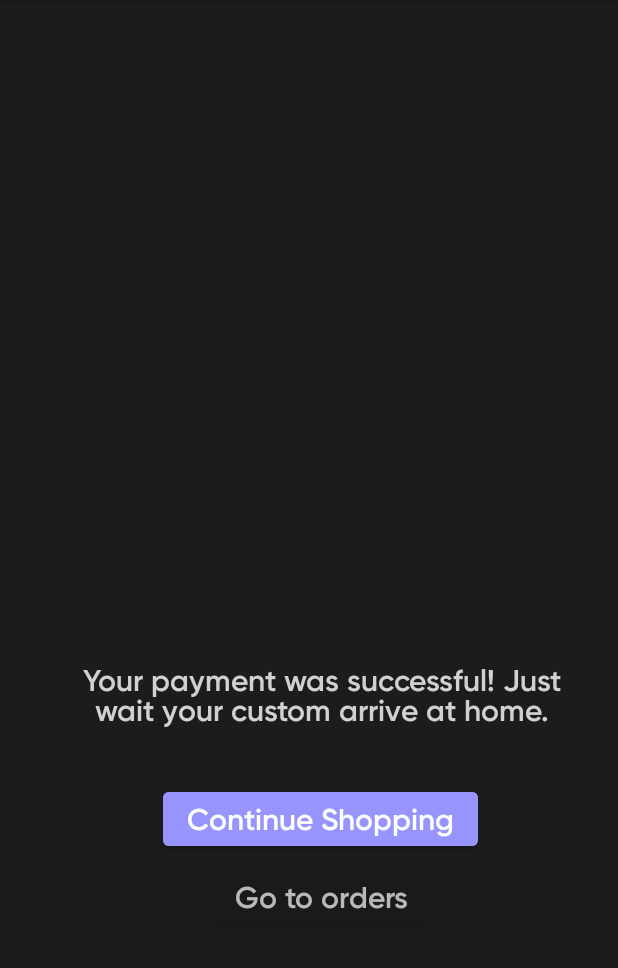
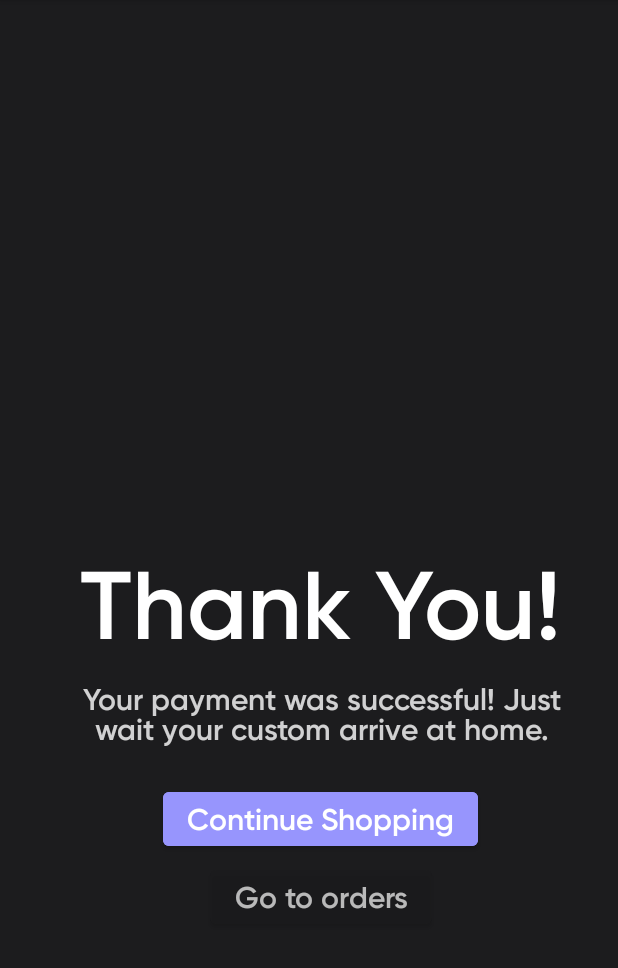
Before and after one commit to payne3105/TRPP-App, an Android app: the screen it shows after launch (MainActivity), on a phone screen of 412 x 824 dp, the part 84-1052 px from its top. Run offline under Robolectric (Android 15) with nearby library versions, the phone set to English and light mode, and no system bars.

Commit message:
version 0.2.1
- fixed problem with running app;
- fixed objects;
----------------------------------------

- need to fix alignments and relativeness;
- create other activities;

```diff
--- a/app/src/main/res/layout/activity_main.xml
+++ b/app/src/main/res/layout/activity_main.xml
@@ -1,29 +1,30 @@
 <?xml version="1.0" encoding="utf-8"?>
 <RelativeLayout
     xmlns:android="http://schemas.android.com/apk/res/android"
-    xmlns:tools="http://schemas.android.com/tools"
     android:layout_width="428dp"
     android:layout_height="926dp"
     android:background="#1c1c1e">
 
     <TextView
         style="@style/Header1"
+        android:id="@+id/thanksTextView"
         android:layout_width="wrap_content"
         android:layout_height="wrap_content"
-        android:textColor="@color/white"
         android:layout_centerHorizontal="true"
         android:layout_marginTop="363dp"
         android:layout_marginBottom="485dp"
-        tools:text="Thank You!"/>
+        android:textColor="@color/white"
+        android:text="@string/thank_you" />
 
     <TextView
         android:id="@+id/descriptionTextView"
         android:layout_width="360dp"
         android:layout_height="44dp"
-        android:layout_centerInParent="true"
+        android:layout_alignTop="@+id/thanksTextView"
+        android:layout_marginTop="90dp"
+        android:layout_centerHorizontal="true"
         android:alpha="0.8"
         android:gravity="center_horizontal|top"
-        android:lineSpacingExtra="0sp"
         android:text="@string/description"
         android:textAppearance="@style/Text2"
         android:textColor="@color/white" />
@@ -40,19 +41,17 @@
         android:text="@string/continue_button"
         android:textAppearance="@style/Text2" />
 
-    <!-- IT SHOULD BE A BUTTON -->
-
     <Button
         android:id="@+id/ordersButton"
         android:layout_width="wrap_content"
         android:layout_height="wrap_content"
+        android:layout_alignTop="@+id/continueButton"
         android:layout_centerHorizontal="true"
-        android:textColor="@color/white"
+        android:layout_marginTop="52dp"
+        android:alpha="0.7"
+        android:backgroundTint="@color/black"
         android:text="@string/go_to_orders"
         android:textAppearance="@style/Text2"
-        android:backgroundTint="@color/black"
-        android:layout_marginTop="52dp"
-        android:layout_alignTop="@+id/continueButton"
-        android:alpha="0.7"/>
+        android:textColor="@color/white" />
 
 </RelativeLayout>
--- a/app/src/main/res/values/strings.xml
+++ b/app/src/main/res/values/strings.xml
@@ -1,6 +1,6 @@
 <resources>
     <string name="app_name">TRPP-App</string>
-    <string name="thank_you">sThank You!</string>
+    <string name="thank_you">Thank You!</string>
     <string name="description">Your payment was successful! Just wait your custom arrive at home.</string>
     <string name="continue_button">Continue Shopping</string>
     <string name="go_to_orders">Go to orders</string>
```
